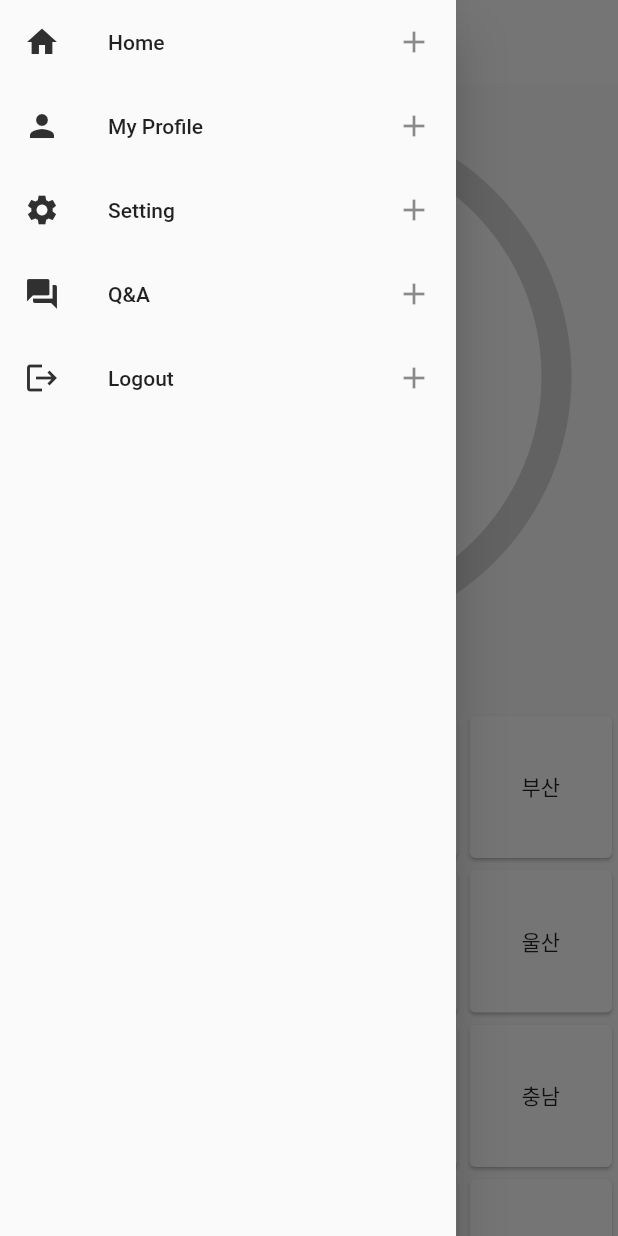
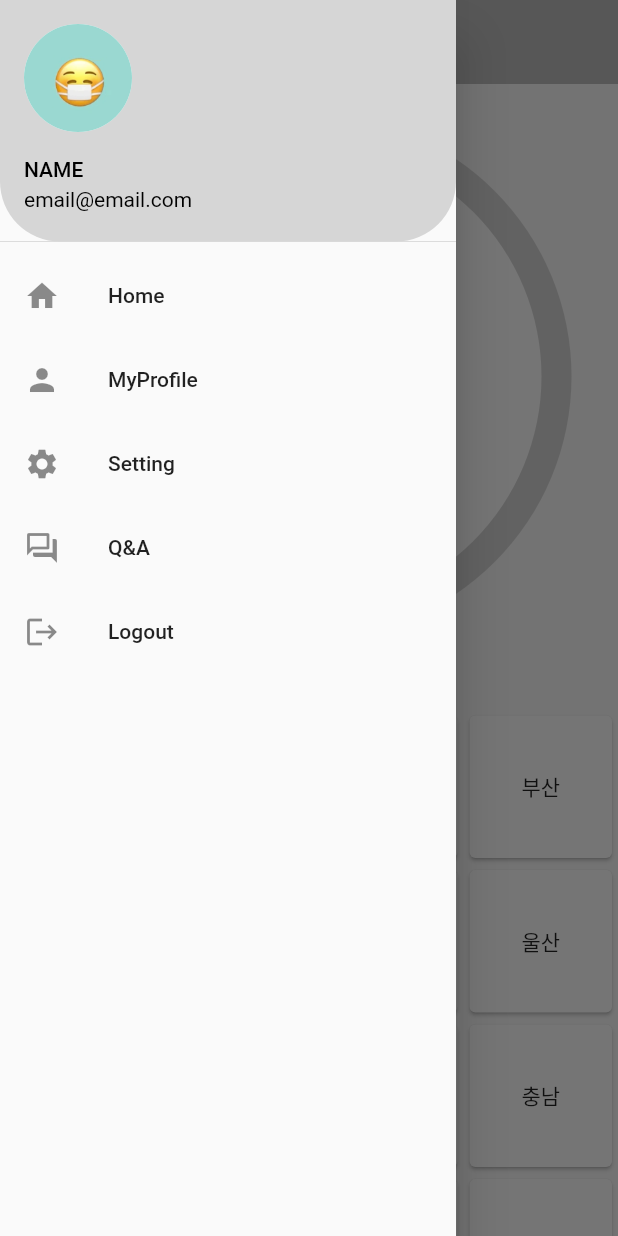
Before and after one commit to hallu0317/Capstone_Design_TUK, a Flutter app: the screen it shows once a user with an empty profile is signed in, with the side drawer open, on a phone screen of 412 x 824 dp. Run offline on Flutter 3.47's test engine with Material 2 defaults, Android fonts, the phone set to English and light mode, and no system bars; our stand-ins replace cloud_firestore, firebase_auth, firebase_core, get, google_sign_in; accounts and stored records are empty; network calls fail.

Commit message:
홈 화면

```diff
--- a/FlutterLogin-main/FlutterLogin-main/lib/mainHome.dart
+++ b/FlutterLogin-main/FlutterLogin-main/lib/mainHome.dart
@@ -1,3 +1,5 @@
+// ignore_for_file: prefer_const_constructors, prefer_const_literals_to_create_immutables, avoid_print
+
 import 'package:flutter/material.dart';
 import 'package:flutter_login/auth_controller.dart';
 import 'package:flutter_login/fireStore.dart';
@@ -22,20 +24,75 @@ class _MainHomeState extends State<MainHome> {
       debugShowCheckedModeBanner: false,
       home: Scaffold(
         appBar: AppBar(
+          backgroundColor: Colors.grey[400],
           title: Text(
             "TUK-Capstone",
             style: TextStyle(fontWeight: FontWeight.bold, color: Colors.black),
           ),
           elevation: 0.0, //앱바의 입체감을 없애주기위함
           centerTitle: true,
-          leading: IconButton(
-            icon: Icon(Icons.menu),
-            onPressed: () {},
-            color: Colors.black,
+        ),
+        drawer: Drawer(
+          child: ListView(
+            padding: EdgeInsets.zero,
+            children: [
+              UserAccountsDrawerHeader(
+                currentAccountPicture: CircleAvatar(
+                  backgroundImage: AssetImage('img/face_image.PNG'),
+                  backgroundColor: Colors.white,
+                ),
+                accountName: Text(
+                  'NAME',
+                  style: TextStyle(color: Colors.black),
+                ),
+                accountEmail: Text(
+                  'email@email.com',
+                  style: TextStyle(color: Colors.black),
+                ),
+                decoration: BoxDecoration(
+                    color: Colors.grey[350],
+                    borderRadius: BorderRadius.only(
+                        bottomLeft: Radius.circular(40.0),
+                        bottomRight: Radius.circular(40.0))),
+              ),
+              ListTile(
+                leading: Icon(Icons.home),
+                title: Text('Home'),
+                onTap: () {
+                  Get.to(MainHome(email: widget.email));
+                  print("홈버튼!!!!");
+                },
+              ),
+              ListTile(
+                  leading: Icon(Icons.person),
+                  title: Text('MyProfile'),
+                  onTap: () {
+                    print('profile is clicked');
+                    Get.to(MyProfile(email: widget.email));
+                  }),
+              ListTile(
+                  leading: Icon(Icons.settings),
+                  title: Text('Setting'),
+                  onTap: () {
+                    print('Setting is clicked');
+                  }),
+              ListTile(
+                  leading: Icon(Icons.question_answer_outlined),
+                  title: Text('Q&A'),
+                  onTap: () {
+                    print('Q&A is clicked');
+                  }),
+              ListTile(
+                  leading: Icon(Icons.logout),
+                  title: Text('Logout'),
+                  onTap: () {
+                    print('로그아웃');
+                    AuthController.instance.logOut();
+                  })
+            ],
+            //Home, MyProfile, Setting, Q&A, Logout
           ),
-          backgroundColor: Colors.white,
         ),
-        drawer: drawer(),
         body: SingleChildScrollView(
           child: Column(
             children: [
@@ -140,71 +197,4 @@ class _MainHomeState extends State<MainHome> {
       ),
     );
   }
-
-//슬라이드 메뉴바
-  Drawer drawer() {
-    return Drawer(
-        child: ListView(
-      children: [
-        ListTile(
-          leading: Icon(
-            Icons.home,
-            color: Colors.grey[850],
-          ),
-          title: Text("Home"),
-          onTap: () {
-            Get.to(MainHome(email: widget.email));
-            print("홈버튼!!!!");
-          },
-          trailing: Icon(Icons.add),
-        ),
-        ListTile(
-          leading: Icon(
-            Icons.person,
-            color: Colors.grey[850],
-          ),
-          title: Text('My Profile'),
-          onTap: () {
-            print('profile is clicked');
-            Get.to(MyProfile(email: widget.email));
-          },
-          trailing: Icon(Icons.add),
-        ),
-        ListTile(
-          leading: Icon(
-            Icons.settings,
-            color: Colors.grey[850],
-          ),
-          title: Text('Setting'),
-          onTap: () {
-            print('Setting is clicked');
-          },
-          trailing: Icon(Icons.add),
-        ),
-        ListTile(
-          leading: Icon(
-            Icons.question_answer,
-            color: Colors.grey[850],
-          ),
-          title: Text('Q&A'),
-          onTap: () {
-            print('Q&A is clicked');
-          },
-          trailing: Icon(Icons.add),
-        ),
-        ListTile(
-          leading: Icon(
-            Icons.logout,
-            color: Colors.grey[850],
-          ),
-          title: Text('Logout'),
-          onTap: () {
-            print('로그아웃');
-            AuthController.instance.logOut();
-          },
-          trailing: Icon(Icons.add),
-        ),
-      ],
-    ));
-  }
 }
--- a/FlutterLogin-main/FlutterLogin-main/pubspec.yaml
+++ b/FlutterLogin-main/FlutterLogin-main/pubspec.yaml
@@ -3,7 +3,7 @@ description: A new Flutter project.
 
 # The following line prevents the package from being accidentally published to
 # pub.dev using `flutter pub publish`. This is preferred for private packages.
-publish_to: "none" # Remove this line if you wish to publish to pub.dev
+publish_to: 'none' # Remove this line if you wish to publish to pub.dev
 
 # The following defines the version and build number for your application.
 # A version number is three numbers separated by dots, like 1.2.43
@@ -18,7 +18,7 @@ publish_to: "none" # Remove this line if you wish to publish to pub.dev
 version: 1.0.0+1
 
 environment:
-  sdk: ">=2.15.1 <3.0.0"
+  sdk: '>=2.15.0 <3.0.0'
 
 # Dependencies specify other packages that your package needs in order to work.
 # To automatically upgrade your package dependencies to the latest versions
@@ -69,6 +69,7 @@ flutter:
     - img/twitter.png
     - img/mainHotelImg.jpg
     - img/TUK.PNG
+    - img/face_image.PNG
   # An image asset can refer to one or more resolution-specific "variants", see
   # https://flutter.dev/assets-and-images/#resolution-aware.
 
```
Also changed, not shown: FlutterLogin-main/FlutterLogin-main/img/face_image.PNG (added), FlutterLogin-main/FlutterLogin-main/pubspec.lock.
